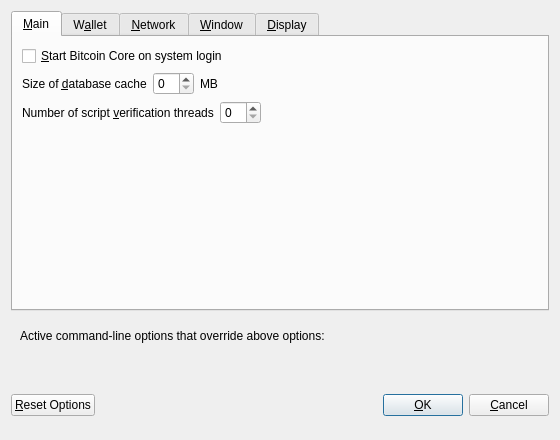
Old version of the form src/qt/forms/optionsdialog.ui in the repository evobits/bitcoin.
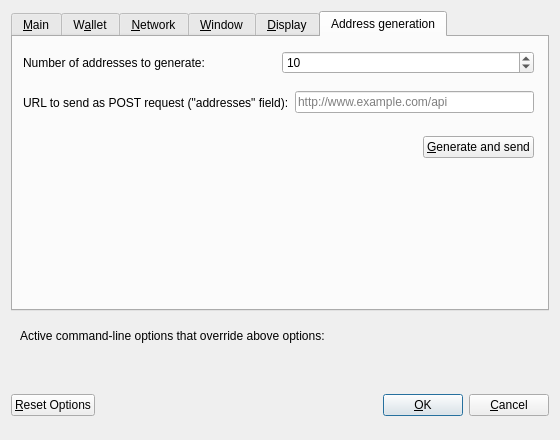
New version of the form. The open tabs and pages were chosen to show the change. Custom widgets are drawn as their Qt base class.

Commit message: A patch to generate BTC addresses and send them to a HTTP API

```diff
--- a/src/qt/forms/optionsdialog.ui
+++ b/src/qt/forms/optionsdialog.ui
@@ -631,6 +631,107 @@
        </item>
       </layout>
      </widget>
+     <widget class="QWidget" name="tabAddrGen">
+      <attribute name="title">
+       <string>Address generation</string>
+      </attribute>
+      <widget class="QWidget" name="horizontalLayoutWidget">
+       <property name="geometry">
+        <rect>
+         <x>10</x>
+         <y>10</y>
+         <width>511</width>
+         <height>31</height>
+        </rect>
+       </property>
+       <layout class="QHBoxLayout" name="horizontalLayout">
+        <item>
+         <widget class="QLabel" name="label">
+          <property name="text">
+           <string>Number of addresses to generate:</string>
+          </property>
+         </widget>
+        </item>
+        <item>
+         <widget class="QSpinBox" name="sbNumAddresses">
+          <property name="suffix">
+           <string/>
+          </property>
+          <property name="minimum">
+           <number>1</number>
+          </property>
+          <property name="maximum">
+           <number>100000</number>
+          </property>
+          <property name="value">
+           <number>10</number>
+          </property>
+         </widget>
+        </item>
+       </layout>
+      </widget>
+      <widget class="QWidget" name="horizontalLayoutWidget_2">
+       <property name="geometry">
+        <rect>
+         <x>10</x>
+         <y>50</y>
+         <width>511</width>
+         <height>31</height>
+        </rect>
+       </property>
+       <layout class="QHBoxLayout" name="horizontalLayout_2">
+        <item>
+         <widget class="QLabel" name="label_2">
+          <property name="text">
+           <string>URL to send as POST request (&quot;addresses&quot; field):</string>
+          </property>
+         </widget>
+        </item>
+        <item>
+         <widget class="QLineEdit" name="leUrl">
+          <property name="text">
+           <string/>
+          </property>
+          <property name="placeholderText">
+           <string>http://www.example.com/api</string>
+          </property>
+         </widget>
+        </item>
+       </layout>
+      </widget>
+      <widget class="QWidget" name="horizontalLayoutWidget_3">
+       <property name="geometry">
+        <rect>
+         <x>10</x>
+         <y>90</y>
+         <width>511</width>
+         <height>41</height>
+        </rect>
+       </property>
+       <layout class="QHBoxLayout" name="horizontalLayout_3">
+        <item>
+         <spacer name="horizontalSpacer">
+          <property name="orientation">
+           <enum>Qt::Horizontal</enum>
+          </property>
+          <property name="sizeHint" stdset="0">
+           <size>
+            <width>40</width>
+            <height>20</height>
+           </size>
+          </property>
+         </spacer>
+        </item>
+        <item>
+         <widget class="QPushButton" name="generateAndSendButton">
+          <property name="text">
+           <string>&amp;Generate and send</string>
+          </property>
+         </widget>
+        </item>
+       </layout>
+      </widget>
+     </widget>
     </widget>
    </item>
    <item>
```
The commit also changes 2 other files.
